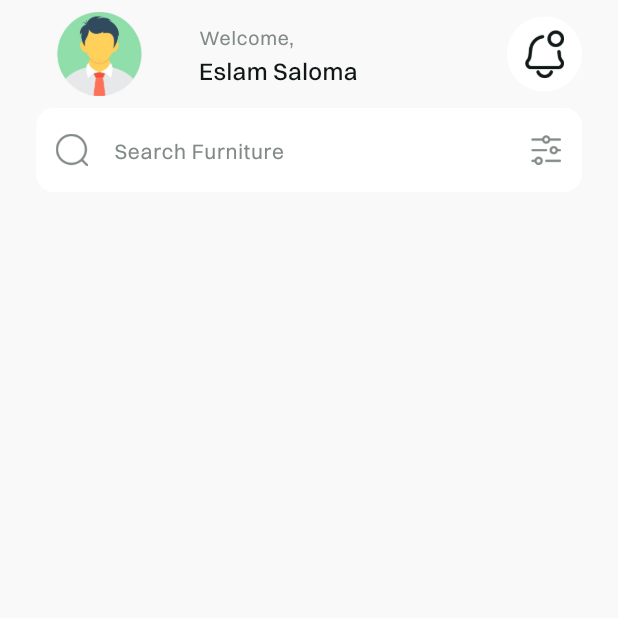
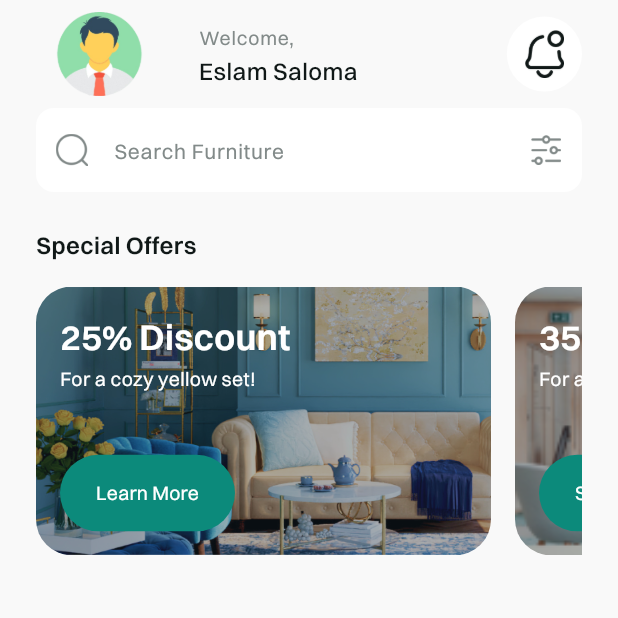
Before and after one commit to Esl4mx/Crafty_app, a Flutter app: the HomeView screen opened by its route, on a phone screen of 412 x 824 dp, the top half of it. Run offline on Flutter 3.47's test engine with Material 3 defaults, Android fonts, the light colour scheme and no system bars; our stand-ins replace dots_indicator, shared_preferences; accounts and stored records are empty.

Commit message:
Add special offer section with images and models
Added new images for special offers and created models, widgets, and sections to display them in the home view.

```diff
--- a/lib/core/utlis/app_images.dart
+++ b/lib/core/utlis/app_images.dart
@@ -37,4 +37,12 @@ class Assets {
   /// Assets for imagesSearch
   /// assets/images/search.png
   static const String imagesSearch = "assets/images/search.png";
+
+  /// Assets for imagesSpecialOffer1
+  /// assets/images/special_offer1.png
+  static const String imagesSpecialOffer1 = "assets/images/special_offer1.png";
+
+  /// Assets for imagesSpecialOffer2
+  /// assets/images/special_offer2.png
+  static const String imagesSpecialOffer2 = "assets/images/special_offer2.png";
 }
--- /dev/null
+++ b/lib/features/home/presentation/view_model/special_offer_card_model.dart
@@ -0,0 +1,9 @@
+class SpecialOfferCardModel {
+  final String title;
+  final String subtitle;
+  final String btnText;
+  final String cardImg;
+
+  SpecialOfferCardModel(this.cardImg,
+      {required this.title, required this.subtitle, required this.btnText});
+}
--- a/lib/features/home/presentation/views/widgets/home_view_body.dart
+++ b/lib/features/home/presentation/views/widgets/home_view_body.dart
@@ -1,5 +1,6 @@
 import 'package:crafty_app/core/wigets/search_text_field.dart';
 import 'package:crafty_app/features/home/presentation/views/widgets/custom_home_app_bar.dart';
+import 'package:crafty_app/features/home/presentation/views/widgets/special_offer_section.dart';
 import 'package:flutter/material.dart';
 
 class HomeViewBody extends StatelessWidget {
@@ -14,7 +15,8 @@ class HomeViewBody extends StatelessWidget {
         ),
         SliverToBoxAdapter(
           child: SearchTextField(),
-        )
+        ),
+        SliverToBoxAdapter(child: SpecialOfferSection()),
       ],
     );
   }
--- /dev/null
+++ b/lib/features/home/presentation/views/widgets/special_offer_item.dart
@@ -0,0 +1,56 @@
+import 'package:crafty_app/core/utlis/app_images.dart';
+import 'package:crafty_app/core/utlis/app_styles.dart';
+import 'package:crafty_app/features/home/presentation/view_model/special_offer_card_model.dart';
+import 'package:crafty_app/features/home/presentation/views/widgets/special_offer_item_button.dart';
+import 'package:flutter/material.dart';
+
+class SpecialOfferItem extends StatelessWidget {
+  const SpecialOfferItem(
+      {super.key, required this.specialOfferCardModel, this.btnOnPressed});
+  final SpecialOfferCardModel specialOfferCardModel;
+  final VoidCallback? btnOnPressed;
+
+  @override
+  Widget build(BuildContext context) {
+    return AspectRatio(
+      aspectRatio: 220 / 130,
+      child: Container(
+        decoration: BoxDecoration(
+          borderRadius: BorderRadius.circular(24),
+          image: DecorationImage(
+            fit: BoxFit.cover,
+            image: AssetImage(specialOfferCardModel.cardImg),
+          ),
+        ),
+        child: Padding(
+          padding: const EdgeInsets.symmetric(horizontal: 16),
+          child: Column(
+            crossAxisAlignment: CrossAxisAlignment.start,
+            children: [
+              const SizedBox(height: 16),
+              Text(
+                specialOfferCardModel.title,
+                style: AppStyles.styleSemiBold24().copyWith(
+                  color: Colors.white,
+                ),
+              ),
+              const SizedBox(height: 2),
+              Text(
+                specialOfferCardModel.subtitle,
+                style: AppStyles.styleRegular13().copyWith(
+                  color: Colors.white,
+                ),
+              ),
+              const Spacer(),
+              SpecialOfferItemButton(
+                btnText: specialOfferCardModel.btnText,
+                btnOnPressed: btnOnPressed,
+              ),
+              const SizedBox(height: 16),
+            ],
+          ),
+        ),
+      ),
+    );
+  }
+}
--- /dev/null
+++ b/lib/features/home/presentation/views/widgets/special_offer_item_button.dart
@@ -0,0 +1,27 @@
+import 'package:crafty_app/core/utlis/app_colors.dart';
+import 'package:crafty_app/core/utlis/app_styles.dart';
+import 'package:flutter/material.dart';
+
+class SpecialOfferItemButton extends StatelessWidget {
+  const SpecialOfferItemButton(
+      {super.key, required this.btnText, this.btnOnPressed});
+  final String btnText;
+  final VoidCallback? btnOnPressed;
+
+  @override
+  Widget build(BuildContext context) {
+    return TextButton(
+        style: const ButtonStyle(
+            backgroundColor: WidgetStatePropertyAll(AppColors.primaryColor)),
+        onPressed: btnOnPressed,
+        child: Padding(
+          padding: const EdgeInsets.symmetric(vertical: 8, horizontal: 12),
+          child: Text(
+            btnText,
+            style: AppStyles.styleRegular13().copyWith(
+              color: Colors.white,
+            ),
+          ),
+        ));
+  }
+}
--- /dev/null
+++ b/lib/features/home/presentation/views/widgets/special_offer_list_view.dart
@@ -0,0 +1,35 @@
+import 'package:crafty_app/core/utlis/app_images.dart';
+import 'package:crafty_app/features/home/presentation/view_model/special_offer_card_model.dart';
+import 'package:crafty_app/features/home/presentation/views/widgets/special_offer_item.dart';
+import 'package:flutter/material.dart';
+
+class SpecialOfferListView extends StatelessWidget {
+  const SpecialOfferListView({super.key});
+  static List<SpecialOfferCardModel> specialOfferCardModel = [
+    SpecialOfferCardModel(Assets.imagesSpecialOffer1,
+        title: "25% Discount",
+        subtitle: "For a cozy yellow set!",
+        btnText: "Learn More"),
+    SpecialOfferCardModel(Assets.imagesSpecialOffer2,
+        title: "35% Discount",
+        subtitle: "For a cozy yellow set!",
+        btnText: "Shop Now")
+  ];
+  @override
+  Widget build(BuildContext context) {
+    return AspectRatio(
+      aspectRatio: 264 / 130,
+      child: ListView.builder(
+        scrollDirection: Axis.horizontal,
+        itemCount: 2,
+        itemBuilder: (context, index) {
+          return Padding(
+            padding: const EdgeInsets.only(right: 16),
+            child: SpecialOfferItem(
+                specialOfferCardModel: specialOfferCardModel[index]),
+          );
+        },
+      ),
+    );
+  }
+}
--- /dev/null
+++ b/lib/features/home/presentation/views/widgets/special_offer_section.dart
@@ -0,0 +1,32 @@
+import 'package:crafty_app/constants.dart';
+import 'package:crafty_app/core/utlis/app_styles.dart';
+import 'package:crafty_app/features/home/presentation/views/widgets/special_offer_item.dart';
+import 'package:crafty_app/features/home/presentation/views/widgets/special_offer_list_view.dart';
+import 'package:flutter/material.dart';
+
+class SpecialOfferSection extends StatelessWidget {
+  const SpecialOfferSection({super.key});
+
+  @override
+  Widget build(BuildContext context) {
+    return Padding(
+      padding: const EdgeInsets.symmetric(horizontal: kHorizontalPadding),
+      child: Column(
+        crossAxisAlignment: CrossAxisAlignment.start,
+        children: [
+          const SizedBox(
+            height: 24,
+          ),
+          Text(
+            "Special Offers",
+            style: AppStyles.styleSemiBold16(),
+          ),
+          const SizedBox(
+            height: 16,
+          ),
+          SpecialOfferListView()
+        ],
+      ),
+    );
+  }
+}
```
Also changed, not shown: assets/images/special_offer1.png (added), assets/images/special_offer2.png (added).
